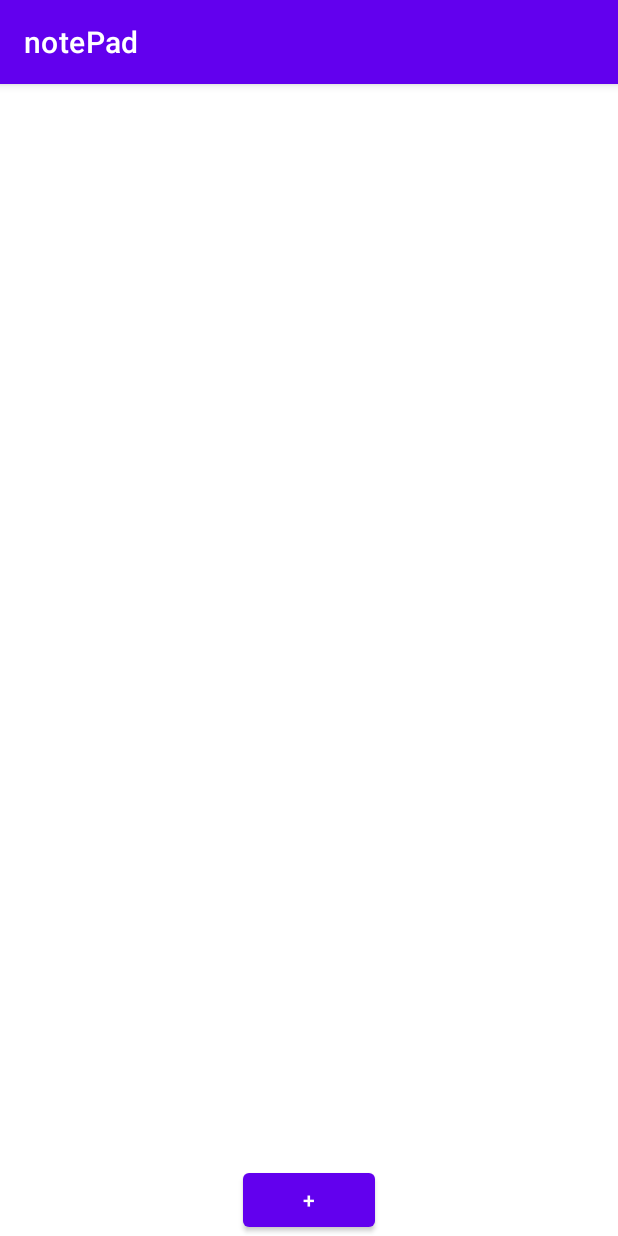
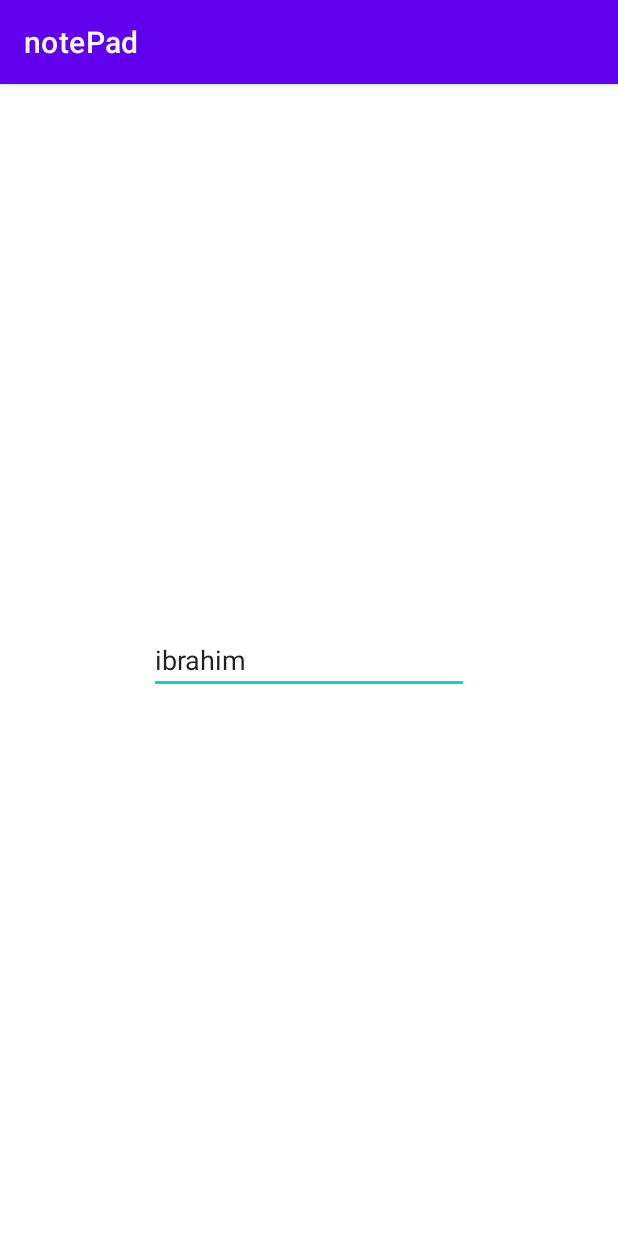
Before and after one commit to Rapturedd/project0, an Android app: the screen it shows after launch (MainActivity before the commit, NoteSaveActivity after it), on a phone screen of 412 x 824 dp. Run offline under Robolectric (Android 15) with nearby library versions, the phone set to English and light mode, and no system bars.

Commit message:
new page

```diff
--- a/src/main/AndroidManifest.xml
+++ b/src/main/AndroidManifest.xml
@@ -12,7 +12,7 @@
         android:theme="@style/Theme.NotePad"
         tools:targetApi="31">
         <activity
-            android:name=".MainActivity"
+            android:name=".NoteSaveActivity"
             android:exported="true">
             <intent-filter>
                 <action android:name="android.intent.action.MAIN" />
--- a/src/main/java/com/raptured/notepad/MainActivity.kt
+++ b/src/main/java/com/raptured/notepad/MainActivity.kt
@@ -4,9 +4,9 @@ import androidx.appcompat.app.AppCompatActivity
 import android.os.Bundle
 
 class MainActivity : AppCompatActivity() {
+
     override fun onCreate(savedInstanceState: Bundle?) {
         super.onCreate(savedInstanceState)
         setContentView(R.layout.activity_main)
-
     }
 }
--- /dev/null
+++ b/src/main/java/com/raptured/notepad/NoteSaveActivity.kt
@@ -0,0 +1,28 @@
+package com.raptured.notepad
+
+import android.os.Bundle
+import android.os.PersistableBundle
+import android.widget.EditText
+import androidx.appcompat.app.AppCompatActivity
+
+class NoteSaveActivity: AppCompatActivity() {
+
+    private lateinit var textView: EditText
+
+            override fun onCreate(savedInstanceState: Bundle? ) {
+        super.onCreate(savedInstanceState)
+        setContentView(R.layout.activity_note_save)
+        textView = findViewById(R.id.isimGir)
+        getInfo(textView.text.toString())
+    }
+
+
+}
+
+fun getInfo(isim:String) {
+    var aciklama = isim
+    if(isim == "ibrahim") {
+        aciklama = "merhaba" + isim
+    }
+    println(aciklama)
+}
--- a/src/main/res/layout/activity_main.xml
+++ b/src/main/res/layout/activity_main.xml
@@ -6,6 +6,7 @@
     android:layout_width="match_parent"
     android:layout_height="match_parent"
     tools:context=".MainActivity">
+
 
     <Button
         android:id="@+id/button"
--- /dev/null
+++ b/src/main/res/layout/activity_note_save.xml
@@ -0,0 +1,19 @@
+<?xml version="1.0" encoding="utf-8"?>
+<androidx.constraintlayout.widget.ConstraintLayout xmlns:android="http://schemas.android.com/apk/res/android"
+    xmlns:app="http://schemas.android.com/apk/res-auto"
+    xmlns:tools="http://schemas.android.com/tools"
+    android:layout_width="match_parent"
+    android:layout_height="match_parent">
+
+    <EditText
+        android:id="@+id/isimGir"
+        android:layout_width="wrap_content"
+        android:layout_height="wrap_content"
+        android:ems="10"
+        android:inputType="textPersonName"
+        android:text="ibrahim"
+        app:layout_constraintBottom_toBottomOf="parent"
+        app:layout_constraintEnd_toEndOf="parent"
+        app:layout_constraintStart_toStartOf="parent"
+        app:layout_constraintTop_toTopOf="parent" />
+</androidx.constraintlayout.widget.ConstraintLayout>
```
